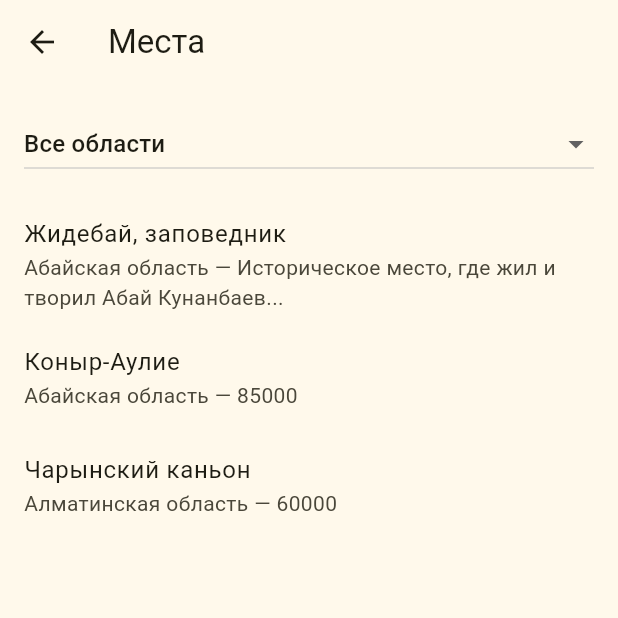
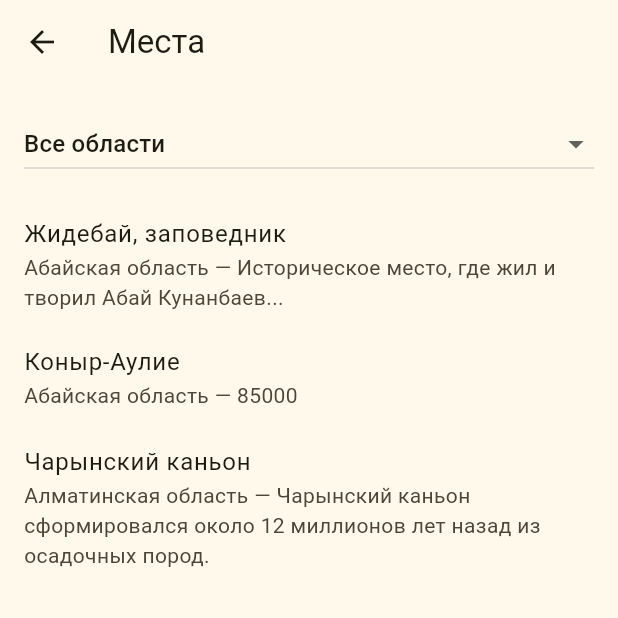
Before and after one commit to inkwmm/NomadsTour, a Flutter app: the PlacesListScreen screen opened directly, on a phone screen of 412 x 824 dp, the top half of it. Run offline on Flutter 3.47's test engine with Material 3 defaults, Android fonts, the light colour scheme and no system bars; our stand-ins replace cloud_firestore, firebase_core, firebase_storage, google_maps_flutter, image_picker; missing offline and left inert: flutter_polyline_points; accounts and stored records are empty; statements that could not run were skipped.

Commit message:
Map commit

```diff
--- a/lib/data/place_data.dart
+++ b/lib/data/place_data.dart
@@ -87,25 +87,21 @@ final List<Place> places = [
     id: '3',
     name: 'Чарынский каньон',
     region: 'Алматинская область',
-    description: '60000',
+    description:
+        'Чарынский каньон сформировался около 12 миллионов лет назад из осадочных пород.',
     category: 'eco',
     tours: [
-      {'title': 'Тур по Жидебаю', 'date': '5-7 августа', 'price': 70000},
       {
-        'title': 'Жидебай + Коныр-Аулие',
-        'date': '10-13 августа',
-        'price': 85500,
+        'title': 'Однодневный тур от KZ Sky',
+        'date': '5-7 августа',
+        'price': 6500,
       },
     ],
     hotels: [
-      {
-        'name': 'База отдыха Елимай',
-        'contact': '8 (7222) 32-17-01',
-        'price': 13000,
-      },
+      {'name': 'Эко-парк', 'contact': '8 (7222) 32-17-01', 'price': 44000},
     ],
     cafes: [
-      {'name': 'Кафе "Абай"', 'rating': 7, 'price': 300},
+      {'name': 'Эко-парк', 'rating': 10, 'price': 300},
     ],
     latitude: 43.36314953826513,
     longitude: 79.04998070276436,
```
